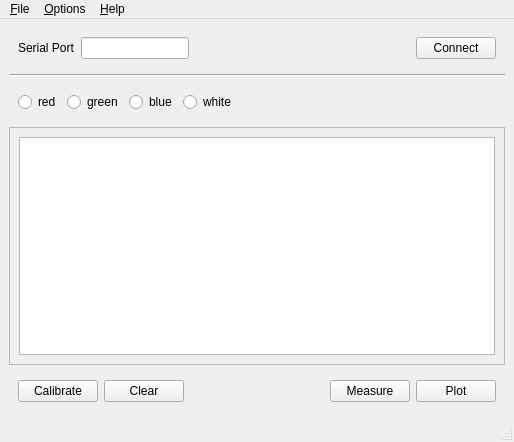
The window that python/Colorimeter/colorimeter/gui/plot/plot.ui (iorodeo/colorimeter) describes before a commit, drawn with Qt 5.
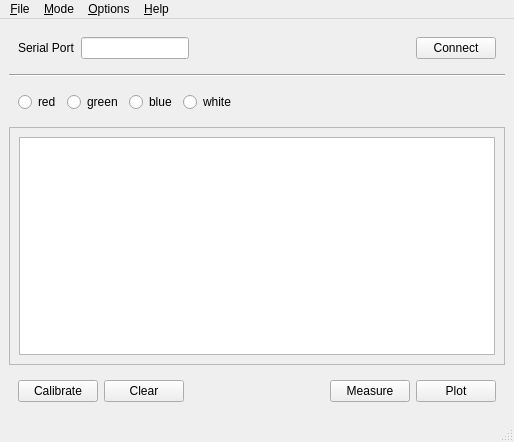
The same window after the commit. Custom widgets are drawn as their Qt base class.

The edit to the form file:
```diff
--- a/python/Colorimeter/colorimeter/gui/plot/plot.ui
+++ b/python/Colorimeter/colorimeter/gui/plot/plot.ui
@@ -286,7 +286,15 @@
     </property>
     <addaction name="actionAbout"/>
    </widget>
+   <widget class="QMenu" name="menuMode">
+    <property name="title">
+     <string>&amp;Mode</string>
+    </property>
+    <addaction name="actionStandardRgbLed"/>
+    <addaction name="actionCustomLed"/>
+   </widget>
    <addaction name="menuFile"/>
+   <addaction name="menuMode"/>
    <addaction name="menuOptions"/>
    <addaction name="menu_Help"/>
   </widget>
```
Left out of the diff: 16 changed lines with no effect on the pictures.
